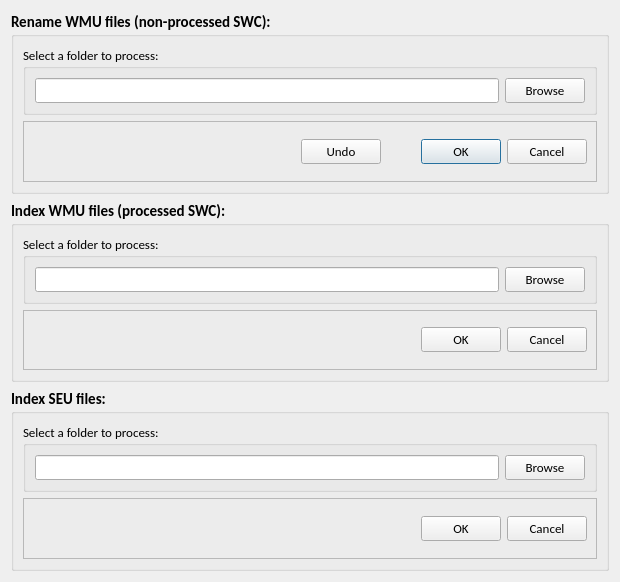
Vaa3D/vaa3d_tools, file hackathon/MK/swcRename/renameSWC.ui: the form before one commit.
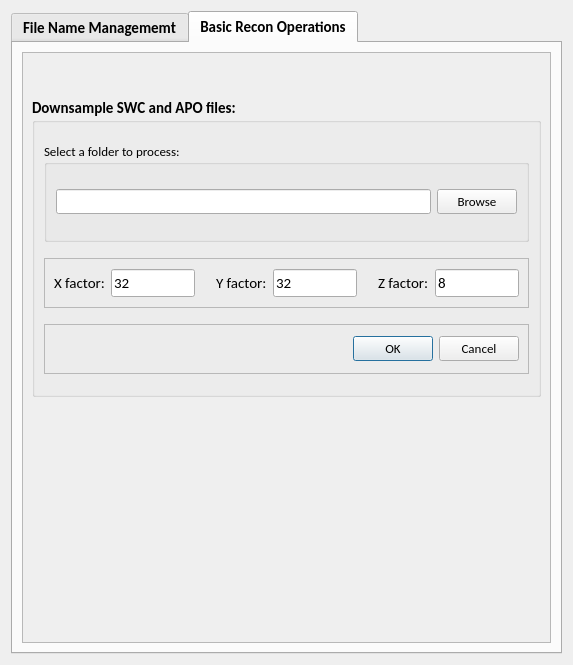
The form after the commit. The open tabs and pages were chosen to show the change.

Commit message: Neuron recon file manager: dnsmple integrated

```diff
--- a/hackathon/MK/swcRename/renameSWC.ui
+++ b/hackathon/MK/swcRename/renameSWC.ui
@@ -6,8 +6,8 @@
    <rect>
     <x>0</x>
     <y>0</y>
-    <width>620</width>
-    <height>582</height>
+    <width>573</width>
+    <height>665</height>
    </rect>
   </property>
   <property name="font">
@@ -24,9 +24,47 @@
   <property name="whatsThis">
    <string>&lt;html&gt;&lt;head/&gt;&lt;body&gt;&lt;p&gt;&lt;span style=&quot; font-size:9pt;&quot;&gt;For [&lt;/span&gt;&lt;span style=&quot; font-size:9pt; font-weight:600;&quot;&gt;non-processed&lt;/span&gt;&lt;span style=&quot; font-size:9pt;&quot;&gt;] SWC files, simply change the file names to Allen's formal name patterns based on the information indicated by the old names.&lt;/span&gt;&lt;/p&gt;&lt;p&gt;&lt;span style=&quot; font-size:9pt;&quot;&gt;Note, no new files will be generated.&lt;/span&gt;&lt;/p&gt;&lt;/body&gt;&lt;/html&gt;</string>
   </property>
+  <layout class="QVBoxLayout" name="verticalLayout_5">
+   <item>
+    <widget class="QTabWidget" name="tabWidget">
+     <property name="font">
+      <font>
+       <pointsize>11</pointsize>
+       <weight>75</weight>
+       <bold>true</bold>
+      </font>
+     </property>
+     <property name="currentIndex">
+      <number>0</number>
+     </property>
+     <widget class="QWidget" name="tab">
+      <attribute name="title">
+       <string>File Name Managememt</string>
+      </attribute>
   <layout class="QVBoxLayout" name="verticalLayout_3">
    <item>
+        <widget class="QScrollArea" name="scrollArea">
+         <property name="widgetResizable">
+          <bool>true</bool>
+         </property>
+         <widget class="QWidget" name="scrollAreaWidgetContents">
+          <property name="geometry">
+           <rect>
+            <x>0</x>
+            <y>0</y>
+            <width>521</width>
+            <height>584</height>
+           </rect>
+          </property>
+          <layout class="QVBoxLayout" name="verticalLayout_6">
+           <item>
     <widget class="QGroupBox" name="groupBox_2">
+             <property name="maximumSize">
+              <size>
+               <width>600</width>
+               <height>180</height>
+              </size>
+             </property>
      <property name="font">
       <font>
        <pointsize>11</pointsize>
@@ -46,6 +84,18 @@
      <layout class="QVBoxLayout" name="verticalLayout">
       <item>
        <widget class="QGroupBox" name="groupBox">
+                <property name="minimumSize">
+                 <size>
+                  <width>0</width>
+                  <height>0</height>
+                 </size>
+                </property>
+                <property name="maximumSize">
+                 <size>
+                  <width>500</width>
+                  <height>16777215</height>
+                 </size>
+                </property>
         <property name="font">
          <font>
           <family>Calibri</family>
@@ -62,13 +112,13 @@
           <widget class="QLineEdit" name="lineEdit">
            <property name="minimumSize">
             <size>
-             <width>450</width>
+                     <width>350</width>
              <height>0</height>
             </size>
            </property>
            <property name="maximumSize">
             <size>
-             <width>10000</width>
+                     <width>400</width>
              <height>16777215</height>
             </size>
            </property>
@@ -82,6 +132,12 @@
          </item>
          <item>
           <widget class="QPushButton" name="pushButton">
+                   <property name="maximumSize">
+                    <size>
+                     <width>80</width>
+                     <height>16777215</height>
+                    </size>
+                   </property>
            <property name="font">
             <font>
              <pointsize>10</pointsize>
@@ -99,6 +155,12 @@
       </item>
       <item>
        <widget class="QFrame" name="frame">
+                <property name="maximumSize">
+                 <size>
+                  <width>500</width>
+                  <height>16777215</height>
+                 </size>
+                </property>
         <property name="frameShape">
          <enum>QFrame::StyledPanel</enum>
         </property>
@@ -121,6 +183,12 @@
          </item>
          <item>
           <widget class="QPushButton" name="pushButton_2">
+                   <property name="maximumSize">
+                    <size>
+                     <width>80</width>
+                     <height>16777215</height>
+                    </size>
+                   </property>
            <property name="font">
             <font>
              <pointsize>10</pointsize>
@@ -137,7 +205,7 @@
           <widget class="QDialogButtonBox" name="buttonBox">
            <property name="maximumSize">
             <size>
-             <width>200</width>
+                     <width>180</width>
              <height>16777215</height>
             </size>
            </property>
@@ -164,6 +232,12 @@
    </item>
    <item>
     <widget class="QGroupBox" name="groupBox_5">
+             <property name="maximumSize">
+              <size>
+               <width>16777215</width>
+               <height>180</height>
+              </size>
+             </property>
      <property name="font">
       <font>
        <pointsize>11</pointsize>
@@ -180,6 +254,12 @@
      <layout class="QVBoxLayout" name="verticalLayout_4">
       <item>
        <widget class="QGroupBox" name="groupBox_6">
+                <property name="maximumSize">
+                 <size>
+                  <width>500</width>
+                  <height>16777215</height>
+                 </size>
+                </property>
         <property name="font">
          <font>
           <family>Calibri</family>
@@ -196,13 +276,13 @@
           <widget class="QLineEdit" name="lineEdit_3">
            <property name="minimumSize">
             <size>
-             <width>450</width>
+                     <width>350</width>
              <height>0</height>
             </size>
            </property>
            <property name="maximumSize">
             <size>
-             <width>10000</width>
+                     <width>400</width>
              <height>16777215</height>
             </size>
            </property>
@@ -216,6 +296,12 @@
          </item>
          <item>
           <widget class="QPushButton" name="pushButton_4">
+                   <property name="maximumSize">
+                    <size>
+                     <width>80</width>
+                     <height>16777215</height>
+                    </size>
+                   </property>
            <property name="font">
             <font>
              <pointsize>10</pointsize>
@@ -233,6 +319,12 @@
       </item>
       <item>
        <widget class="QFrame" name="frame_3">
+                <property name="maximumSize">
+                 <size>
+                  <width>500</width>
+                  <height>16777215</height>
+                 </size>
+                </property>
         <property name="frameShape">
          <enum>QFrame::StyledPanel</enum>
         </property>
@@ -257,7 +349,7 @@
           <widget class="QDialogButtonBox" name="buttonBox_3">
            <property name="maximumSize">
             <size>
-             <width>200</width>
+                     <width>180</width>
              <height>16777215</height>
             </size>
            </property>
@@ -284,6 +376,12 @@
    </item>
    <item>
     <widget class="QGroupBox" name="groupBox_3">
+             <property name="maximumSize">
+              <size>
+               <width>16777215</width>
+               <height>180</height>
+              </size>
+             </property>
      <property name="font">
       <font>
        <pointsize>11</pointsize>
@@ -300,6 +398,12 @@
      <layout class="QVBoxLayout" name="verticalLayout_2">
       <item>
        <widget class="QGroupBox" name="groupBox_4">
+                <property name="maximumSize">
+                 <size>
+                  <width>500</width>
+                  <height>16777215</height>
+                 </size>
+                </property>
         <property name="font">
          <font>
           <family>Calibri</family>
@@ -316,7 +420,7 @@
           <widget class="QLineEdit" name="lineEdit_2">
            <property name="minimumSize">
             <size>
-             <width>450</width>
+                     <width>350</width>
              <height>0</height>
             </size>
            </property>
@@ -353,6 +457,12 @@
       </item>
       <item>
        <widget class="QFrame" name="frame_2">
+                <property name="maximumSize">
+                 <size>
+                  <width>500</width>
+                  <height>16777215</height>
+                 </size>
+                </property>
         <property name="frameShape">
          <enum>QFrame::StyledPanel</enum>
         </property>
@@ -377,7 +487,7 @@
           <widget class="QDialogButtonBox" name="buttonBox_2">
            <property name="maximumSize">
             <size>
-             <width>200</width>
+                     <width>180</width>
              <height>16777215</height>
             </size>
            </property>
@@ -400,6 +510,334 @@
        </widget>
       </item>
      </layout>
+            </widget>
+           </item>
+          </layout>
+         </widget>
+        </widget>
+       </item>
+      </layout>
+     </widget>
+     <widget class="QWidget" name="tab_2">
+      <attribute name="title">
+       <string>Basic Recon Operations</string>
+      </attribute>
+      <layout class="QVBoxLayout" name="verticalLayout_9">
+       <item>
+        <widget class="QScrollArea" name="scrollArea_2">
+         <property name="widgetResizable">
+          <bool>true</bool>
+         </property>
+         <widget class="QWidget" name="scrollAreaWidgetContents_2">
+          <property name="geometry">
+           <rect>
+            <x>0</x>
+            <y>0</y>
+            <width>521</width>
+            <height>584</height>
+           </rect>
+          </property>
+          <layout class="QVBoxLayout" name="verticalLayout_8">
+           <item>
+            <widget class="QGroupBox" name="groupBox_7">
+             <property name="minimumSize">
+              <size>
+               <width>0</width>
+               <height>300</height>
+              </size>
+             </property>
+             <property name="maximumSize">
+              <size>
+               <width>600</width>
+               <height>230</height>
+              </size>
+             </property>
+             <property name="font">
+              <font>
+               <pointsize>11</pointsize>
+               <weight>75</weight>
+               <bold>true</bold>
+              </font>
+             </property>
+             <property name="whatsThis">
+              <string/>
+             </property>
+             <property name="title">
+              <string>Downsample SWC and APO files:</string>
+             </property>
+             <property name="flat">
+              <bool>false</bool>
+             </property>
+             <layout class="QVBoxLayout" name="verticalLayout_7">
+              <item>
+               <widget class="QGroupBox" name="groupBox_8">
+                <property name="minimumSize">
+                 <size>
+                  <width>0</width>
+                  <height>0</height>
+                 </size>
+                </property>
+                <property name="maximumSize">
+                 <size>
+                  <width>500</width>
+                  <height>100</height>
+                 </size>
+                </property>
+                <property name="font">
+                 <font>
+                  <family>Calibri</family>
+                  <pointsize>10</pointsize>
+                  <weight>50</weight>
+                  <bold>false</bold>
+                 </font>
+                </property>
+                <property name="title">
+                 <string>Select a folder to process:</string>
+                </property>
+                <layout class="QHBoxLayout" name="horizontalLayout_7">
+                 <item>
+                  <widget class="QLineEdit" name="lineEdit_4">
+                   <property name="minimumSize">
+                    <size>
+                     <width>350</width>
+                     <height>0</height>
+                    </size>
+                   </property>
+                   <property name="maximumSize">
+                    <size>
+                     <width>400</width>
+                     <height>16777215</height>
+                    </size>
+                   </property>
+                   <property name="font">
+                    <font>
+                     <weight>50</weight>
+                     <bold>false</bold>
+                    </font>
+                   </property>
+                  </widget>
+                 </item>
+                 <item>
+                  <widget class="QPushButton" name="pushButton_5">
+                   <property name="maximumSize">
+                    <size>
+                     <width>80</width>
+                     <height>16777215</height>
+                    </size>
+                   </property>
+                   <property name="font">
+                    <font>
+                     <pointsize>10</pointsize>
+                     <weight>50</weight>
+                     <bold>false</bold>
+                    </font>
+                   </property>
+                   <property name="text">
+                    <string>Browse</string>
+                   </property>
+                  </widget>
+                 </item>
+                </layout>
+               </widget>
+              </item>
+              <item>
+               <widget class="QFrame" name="frame_5">
+                <property name="maximumSize">
+                 <size>
+                  <width>16777215</width>
+                  <height>50</height>
+                 </size>
+                </property>
+                <property name="frameShape">
+                 <enum>QFrame::StyledPanel</enum>
+                </property>
+                <property name="frameShadow">
+                 <enum>QFrame::Raised</enum>
+                </property>
+                <layout class="QHBoxLayout" name="horizontalLayout_9">
+                 <item>
+                  <widget class="QLabel" name="label">
+                   <property name="font">
+                    <font>
+                     <weight>50</weight>
+                     <bold>false</bold>
+                    </font>
+                   </property>
+                   <property name="text">
+                    <string>X factor:</string>
+                   </property>
+                  </widget>
+                 </item>
+                 <item>
+                  <widget class="QLineEdit" name="lineEdit_5">
+                   <property name="font">
+                    <font>
+                     <weight>50</weight>
+                     <bold>false</bold>
+                    </font>
+                   </property>
+                   <property name="text">
+                    <string>32</string>
+                   </property>
+                  </widget>
+                 </item>
+                 <item>
+                  <spacer name="horizontalSpacer_5">
+                   <property name="orientation">
+                    <enum>Qt::Horizontal</enum>
+                   </property>
+                   <property name="sizeHint" stdset="0">
+                    <size>
+                     <width>40</width>
+                     <height>20</height>
+                    </size>
+                   </property>
+                  </spacer>
+                 </item>
+                 <item>
+                  <widget class="QLabel" name="label_2">
+                   <property name="font">
+                    <font>
+                     <weight>50</weight>
+                     <bold>false</bold>
+                    </font>
+                   </property>
+                   <property name="text">
+                    <string>Y factor:</string>
+                   </property>
+                  </widget>
+                 </item>
+                 <item>
+                  <widget class="QLineEdit" name="lineEdit_6">
+                   <property name="font">
+                    <font>
+                     <weight>50</weight>
+                     <bold>false</bold>
+                    </font>
+                   </property>
+                   <property name="text">
+                    <string>32</string>
+                   </property>
+                  </widget>
+                 </item>
+                 <item>
+                  <spacer name="horizontalSpacer_6">
+                   <property name="orientation">
+                    <enum>Qt::Horizontal</enum>
+                   </property>
+                   <property name="sizeHint" stdset="0">
+                    <size>
+                     <width>40</width>
+                     <height>20</height>
+                    </size>
+                   </property>
+                  </spacer>
+                 </item>
+                 <item>
+                  <widget class="QLabel" name="label_3">
+                   <property name="font">
+                    <font>
+                     <weight>50</weight>
+                     <bold>false</bold>
+                    </font>
+                   </property>
+                   <property name="text">
+                    <string>Z factor:</string>
+                   </property>
+                  </widget>
+                 </item>
+                 <item>
+                  <widget class="QLineEdit" name="lineEdit_7">
+                   <property name="font">
+                    <font>
+                     <weight>50</weight>
+                     <bold>false</bold>
+                    </font>
+                   </property>
+                   <property name="text">
+                    <string>8</string>
+                   </property>
+                  </widget>
+                 </item>
+                </layout>
+               </widget>
+              </item>
+              <item>
+               <widget class="QFrame" name="frame_4">
+                <property name="maximumSize">
+                 <size>
+                  <width>500</width>
+                  <height>50</height>
+                 </size>
+                </property>
+                <property name="frameShape">
+                 <enum>QFrame::StyledPanel</enum>
+                </property>
+                <property name="frameShadow">
+                 <enum>QFrame::Raised</enum>
+                </property>
+                <layout class="QHBoxLayout" name="horizontalLayout_8">
+                 <item>
+                  <spacer name="horizontalSpacer_4">
+                   <property name="orientation">
+                    <enum>Qt::Horizontal</enum>
+                   </property>
+                   <property name="sizeHint" stdset="0">
+                    <size>
+                     <width>259</width>
+                     <height>20</height>
+                    </size>
+                   </property>
+                  </spacer>
+                 </item>
+                 <item>
+                  <widget class="QDialogButtonBox" name="buttonBox_4">
+                   <property name="maximumSize">
+                    <size>
+                     <width>180</width>
+                     <height>16777215</height>
+                    </size>
+                   </property>
+                   <property name="font">
+                    <font>
+                     <pointsize>10</pointsize>
+                     <weight>50</weight>
+                     <bold>false</bold>
+                    </font>
+                   </property>
+                   <property name="orientation">
+                    <enum>Qt::Horizontal</enum>
+                   </property>
+                   <property name="standardButtons">
+                    <set>QDialogButtonBox::Cancel|QDialogButtonBox::Ok</set>
+                   </property>
+                  </widget>
+                 </item>
+                </layout>
+               </widget>
+              </item>
+             </layout>
+            </widget>
+           </item>
+           <item>
+            <spacer name="verticalSpacer">
+             <property name="orientation">
+              <enum>Qt::Vertical</enum>
+             </property>
+             <property name="sizeHint" stdset="0">
+              <size>
+               <width>20</width>
+               <height>40</height>
+              </size>
+             </property>
+            </spacer>
+           </item>
+          </layout>
+         </widget>
+        </widget>
+       </item>
+      </layout>
+     </widget>
     </widget>
    </item>
   </layout>
```
Left out of the diff: 103 changed lines with no effect on the pictures. Lines whose indentation alone changed are shown as unchanged. The commit also changes 9 other files.
